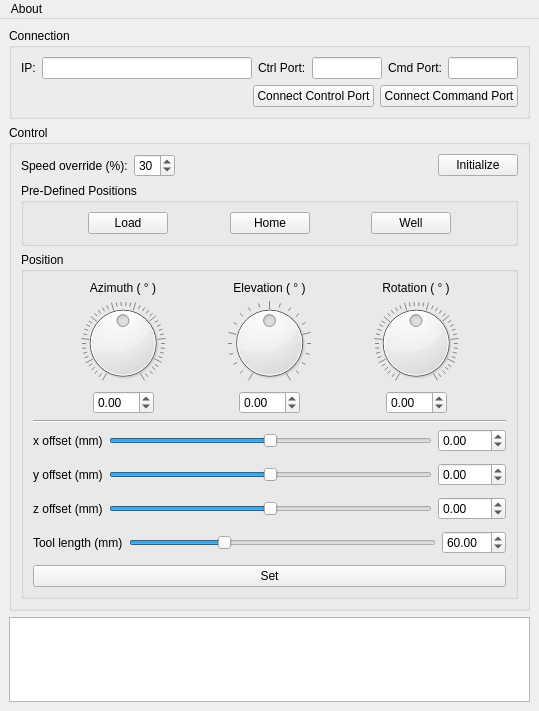
rookidroid/armstrong, file mainwindow.ui: the form before one commit.
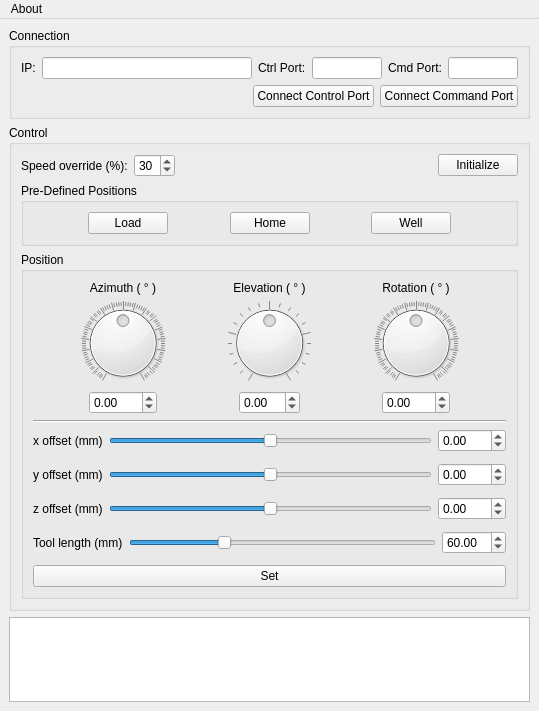
The form after the commit. Icons and pictures are not drawn.

The edit to the form file:
```diff
--- a/mainwindow.ui
+++ b/mainwindow.ui
@@ -333,10 +333,10 @@
                  </sizepolicy>
                 </property>
                 <property name="minimum">
-                 <number>-90</number>
+                 <number>-180</number>
                 </property>
                 <property name="maximum">
-                 <number>90</number>
+                 <number>180</number>
                 </property>
                 <property name="wrapping">
                  <bool>false</bool>
@@ -364,10 +364,10 @@
                 <item>
                  <widget class="QDoubleSpinBox" name="doubleSpinBox_az">
                   <property name="minimum">
-                   <double>-90.000000000000000</double>
+                   <double>-180.000000000000000</double>
                   </property>
                   <property name="maximum">
-                   <double>90.000000000000000</double>
+                   <double>180.000000000000000</double>
                   </property>
                  </widget>
                 </item>
@@ -517,10 +517,10 @@
                  </sizepolicy>
                 </property>
                 <property name="minimum">
-                 <number>-90</number>
+                 <number>-180</number>
                 </property>
                 <property name="maximum">
-                 <number>90</number>
+                 <number>180</number>
                 </property>
                 <property name="notchesVisible">
                  <bool>true</bool>
@@ -545,10 +545,10 @@
                 <item>
                  <widget class="QDoubleSpinBox" name="doubleSpinBox_roll">
                   <property name="minimum">
-                   <double>-90.000000000000000</double>
+                   <double>-180.000000000000000</double>
                   </property>
                   <property name="maximum">
-                   <double>90.000000000000000</double>
+                   <double>180.000000000000000</double>
                   </property>
                  </widget>
                 </item>
```
